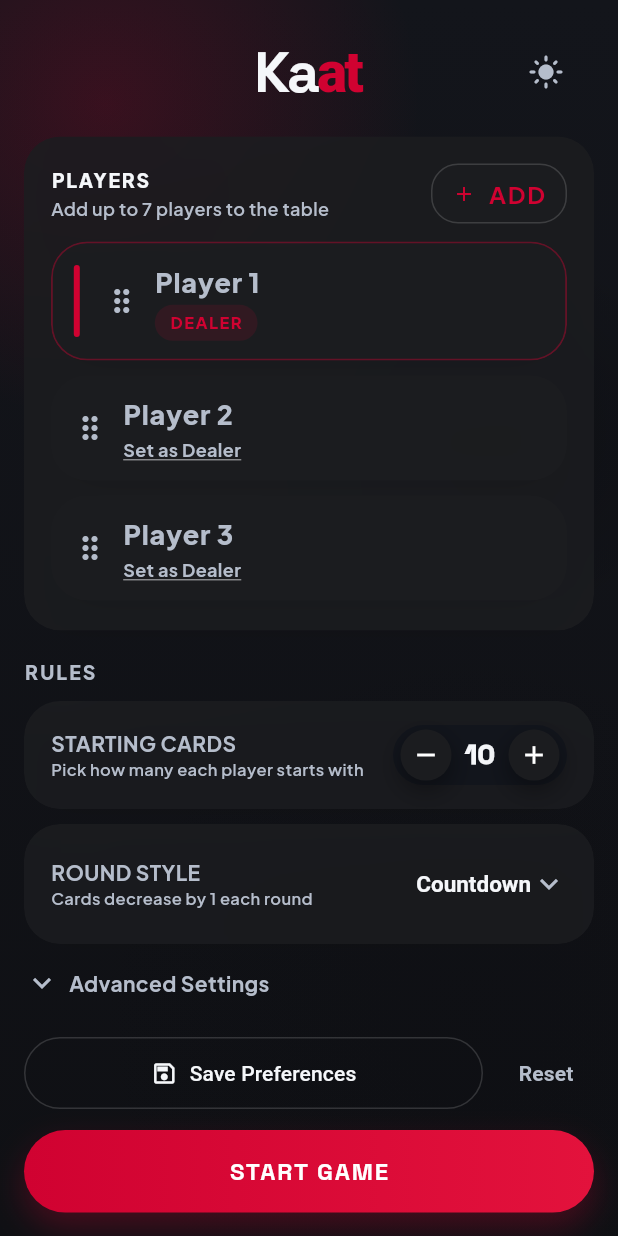
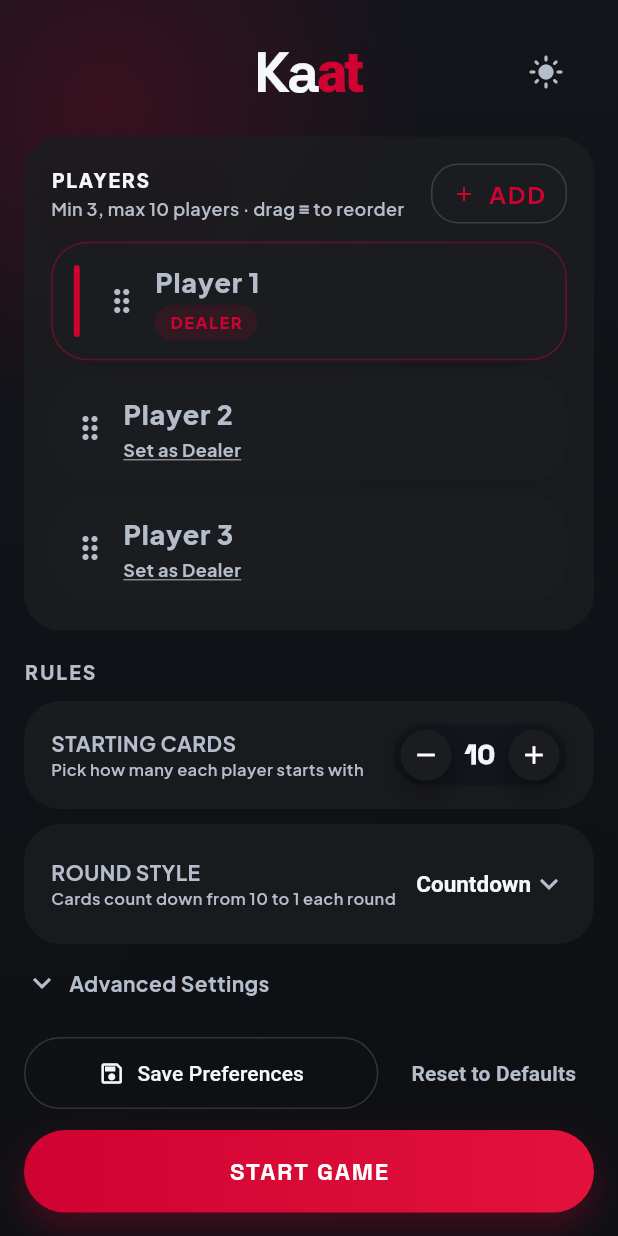
Before and after one commit to puru-kumar89/Judgement, a Flutter app: the screen it shows after launch, scrolled down 101 dp, on a phone screen of 412 x 824 dp. Run offline on Flutter 3.47's test engine with Material 3 defaults, Android fonts, the light colour scheme and no system bars; our stand-ins replace confetti, google_fonts, hooks_riverpod, shared_preferences.

Commit message:
feat: UX polish pass — copy fixes, live bid counter, confirmations, advanced settings descriptions

```diff
--- a/flutter_app/lib/ui/screens/podium_screen.dart
+++ b/flutter_app/lib/ui/screens/podium_screen.dart
@@ -104,7 +104,7 @@ class _PodiumScreenState extends ConsumerState<PodiumScreen> {
 
               if (rest.isNotEmpty) ...[
                 const SizedBox(height: 28),
-                Text('Other ranks', style: TextStyle(fontWeight: FontWeight.w800, color: theme.textMain)),
+                Text('4th Place & Below', style: TextStyle(fontWeight: FontWeight.w800, color: theme.textMain)),
                 const SizedBox(height: 10),
                 Container(
                   decoration: BoxDecoration(
--- a/flutter_app/lib/ui/screens/results_screen.dart
+++ b/flutter_app/lib/ui/screens/results_screen.dart
@@ -106,7 +106,7 @@ class _ResultsScreenState extends ConsumerState<ResultsScreen> {
           ),
 
           const SizedBox(height: 12),
-          Text('ACTUAL TRICKS WON', style: TextStyle(fontSize: 12, fontWeight: FontWeight.w800, color: theme.textMuted, letterSpacing: 1.4)),
+          Text('TRICKS WON THIS ROUND', style: TextStyle(fontSize: 12, fontWeight: FontWeight.w800, color: theme.textMuted, letterSpacing: 1.4)),
           const SizedBox(height: 10),
 
           ...state.players.map((p) {
@@ -125,7 +125,7 @@ class _ResultsScreenState extends ConsumerState<ResultsScreen> {
                         Column(
                           crossAxisAlignment: CrossAxisAlignment.start,
                           children: [
-                            Text(p.name, style: TextStyle(fontSize: 17, fontWeight: FontWeight.w800, color: theme.textMain)),
+                            Text(p.name.isEmpty ? 'Player ${state.players.indexOf(p) + 1}' : p.name, style: TextStyle(fontSize: 17, fontWeight: FontWeight.w800, color: theme.textMain)),
                             Text('Bid: $bid', style: TextStyle(fontSize: 12, fontWeight: FontWeight.bold, color: theme.textMuted)),
                           ],
                         ),
--- a/flutter_app/lib/ui/screens/setup_screen.dart
+++ b/flutter_app/lib/ui/screens/setup_screen.dart
@@ -71,7 +71,7 @@ class _SetupScreenState extends ConsumerState<SetupScreen> with SingleTickerProv
                       children: [
                         Text('PLAYERS', style: TextStyle(fontSize: 13, letterSpacing: 1.2, fontWeight: FontWeight.w800, color: theme.textMain)),
                         const SizedBox(height: 2),
-                        Text('Add up to 7 players to the table', style: TextStyle(fontSize: 12, color: theme.textMuted)),
+                        Text('Min 3, max 10 players · drag ≡ to reorder', style: TextStyle(fontSize: 12, color: theme.textMuted)),
                       ],
                     ),
                     if (state.players.length < 10)
@@ -212,7 +212,12 @@ class _SetupScreenState extends ConsumerState<SetupScreen> with SingleTickerProv
                     crossAxisAlignment: CrossAxisAlignment.start,
                     children: [
                       const Text('ROUND STYLE', style: TextStyle(fontSize: 14, fontWeight: FontWeight.w700)),
-                      Text('Cards decrease by 1 each round', style: TextStyle(fontSize: 11, color: theme.textMuted)),
+                      Text(
+                        state.roundStyle == 'countdown'
+                            ? 'Cards count down from ${state.startingCards} to 1 each round'
+                            : 'Every round is played with ${state.startingCards} cards',
+                        style: TextStyle(fontSize: 11, color: theme.textMuted),
+                      ),
                     ],
                   ),
                 ),
@@ -253,6 +258,7 @@ class _SetupScreenState extends ConsumerState<SetupScreen> with SingleTickerProv
                     SwitchListTile(
                       contentPadding: EdgeInsets.zero,
                       title: const Text('Include No-Trump (NT)', style: TextStyle(fontWeight: FontWeight.bold)),
+                      subtitle: Text('Adds a round where no suit is trump', style: TextStyle(fontSize: 11, color: theme.textMuted)),
                       value: state.includeNoTrump,
                       activeColor: theme.accent,
                       onChanged: (val) => notifier.updateSettings(includeNoTrump: val),
@@ -261,6 +267,7 @@ class _SetupScreenState extends ConsumerState<SetupScreen> with SingleTickerProv
                     SwitchListTile(
                       contentPadding: EdgeInsets.zero,
                       title: const Text('Lenient Overtricks', style: TextStyle(fontWeight: FontWeight.bold)),
+                      subtitle: Text('Winning extra tricks gives a small bonus instead of penalty', style: TextStyle(fontSize: 11, color: theme.textMuted)),
                       value: state.lenientOvertrick,
                       activeColor: theme.accent,
                       onChanged: (val) => notifier.updateSettings(lenientOvertrick: val),
@@ -270,7 +277,16 @@ class _SetupScreenState extends ConsumerState<SetupScreen> with SingleTickerProv
                     Row(
                       mainAxisAlignment: MainAxisAlignment.spaceBetween,
                       children: [
-                        const Text('Success Base Points', style: TextStyle(fontWeight: FontWeight.bold)),
+                        Expanded(
+                          child: Column(
+                            crossAxisAlignment: CrossAxisAlignment.start,
+                            children: [
+                              const Text('Points per Exact Bid', style: TextStyle(fontWeight: FontWeight.bold)),
+                              Text('Pts earned per trick when bid is exact (default: 10)', style: TextStyle(fontSize: 11, color: theme.textMuted)),
+                            ],
+                          ),
+                        ),
+                        const SizedBox(width: 12),
                         StepperInput(
                           value: state.successMultiplier,
                           min: 1,
@@ -284,7 +300,16 @@ class _SetupScreenState extends ConsumerState<SetupScreen> with SingleTickerProv
                     Row(
                       mainAxisAlignment: MainAxisAlignment.spaceBetween,
                       children: [
-                        const Text('Penalty Multiplier', style: TextStyle(fontWeight: FontWeight.bold)),
+                        Expanded(
+                          child: Column(
+                            crossAxisAlignment: CrossAxisAlignment.start,
+                            children: [
+                              const Text('Penalty Per Missed Bid', style: TextStyle(fontWeight: FontWeight.bold)),
+                              Text('Pts deducted per trick you over/under-bid (default: 10)', style: TextStyle(fontSize: 11, color: theme.textMuted)),
+                            ],
+                          ),
+                        ),
+                        const SizedBox(width: 12),
                         StepperInput(
                           value: state.penaltyMultiplier,
                           min: 1,
@@ -324,9 +349,20 @@ class _SetupScreenState extends ConsumerState<SetupScreen> with SingleTickerProv
               const SizedBox(width: 10),
               TextButton(
                 onPressed: () async {
-                  await notifier.resetSettings();
+                  final confirmed = await showDialog<bool>(
+                    context: context,
+                    builder: (ctx) => AlertDialog(
+                      title: const Text('Reset to Defaults?'),
+                      content: const Text('This will reset all game rules to defaults. Player names will not be affected.'),
+                      actions: [
+                        TextButton(onPressed: () => Navigator.pop(ctx, false), child: const Text('Cancel')),
+                        TextButton(onPressed: () => Navigator.pop(ctx, true), child: const Text('Reset', style: TextStyle(color: Colors.red))),
+                      ],
+                    ),
+                  );
+                  if (confirmed == true) await notifier.resetSettings();
                 },
-                child: Text('Reset', style: TextStyle(color: theme.textMuted, fontWeight: FontWeight.w700)),
+                child: Text('Reset to Defaults', style: TextStyle(color: theme.textMuted, fontWeight: FontWeight.w700)),
               ),
             ],
           ),
@@ -334,6 +370,20 @@ class _SetupScreenState extends ConsumerState<SetupScreen> with SingleTickerProv
           PrimaryButton(
             label: 'Start Game',
             onPressed: () {
+              final activePlayers = state.players.where((p) => p.name.trim().isNotEmpty).toList();
+              if (activePlayers.length < 3) {
+                ScaffoldMessenger.of(context).showSnackBar(
+                  const SnackBar(content: Text('Please enter names for at least 3 players.')),
+                );
+                return;
+              }
+              final unnamed = state.players.where((p) => p.name.trim().isEmpty).toList();
+              if (unnamed.isNotEmpty) {
+                ScaffoldMessenger.of(context).showSnackBar(
+                  const SnackBar(content: Text('Please enter a name for every player, or remove empty slots.')),
+                );
+                return;
+              }
               try {
                 notifier.startGame();
               } catch (e) {
```
Also changed, not shown: flutter_app/lib/ui/screens/bidding_screen.dart (+41 -3 lines), flutter_app/lib/ui/screens/leaderboard_screen.dart (+17 -1 lines), 2 other files.
